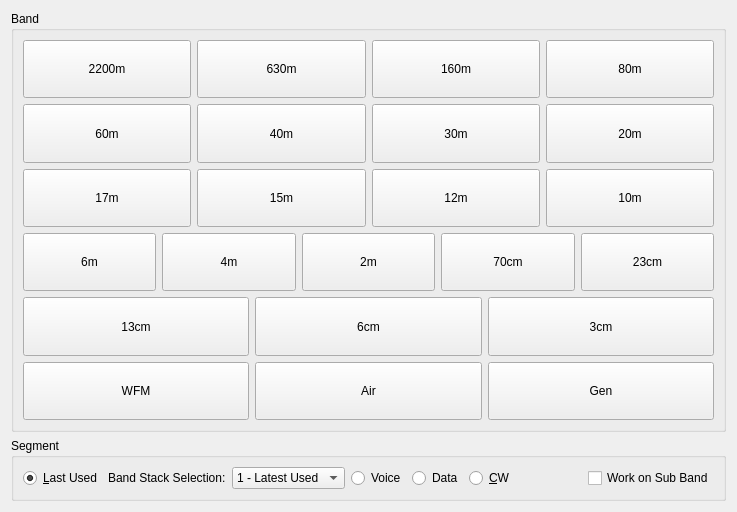
The window that bandbuttons.ui (adecarolis/wfweb) describes before a commit, drawn with Qt 5.
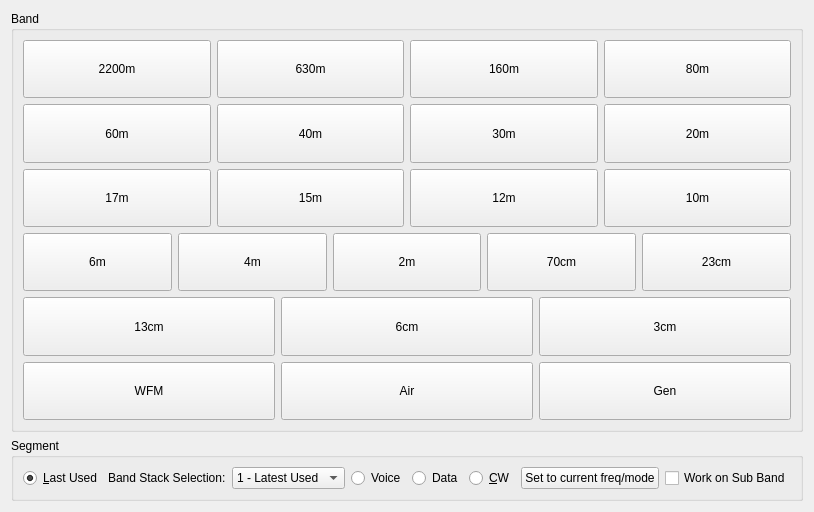
The same window after the commit.

Patch:
```diff
--- a/bandbuttons.ui
+++ b/bandbuttons.ui
@@ -688,6 +688,16 @@
         </property>
        </widget>
       </item>
+      <item>
+       <widget class="QPushButton" name="bandSetBtn">
+        <property name="toolTip">
+         <string>Use this button to set the current bandstack register frequency/mode</string>
+        </property>
+        <property name="text">
+         <string>Set to current freq/mode</string>
+        </property>
+       </widget>
+      </item>
       <item>
        <spacer name="horizontalSpacer">
         <property name="orientation">
```
Left out of the diff: 48 changed lines with no effect on the pictures.
